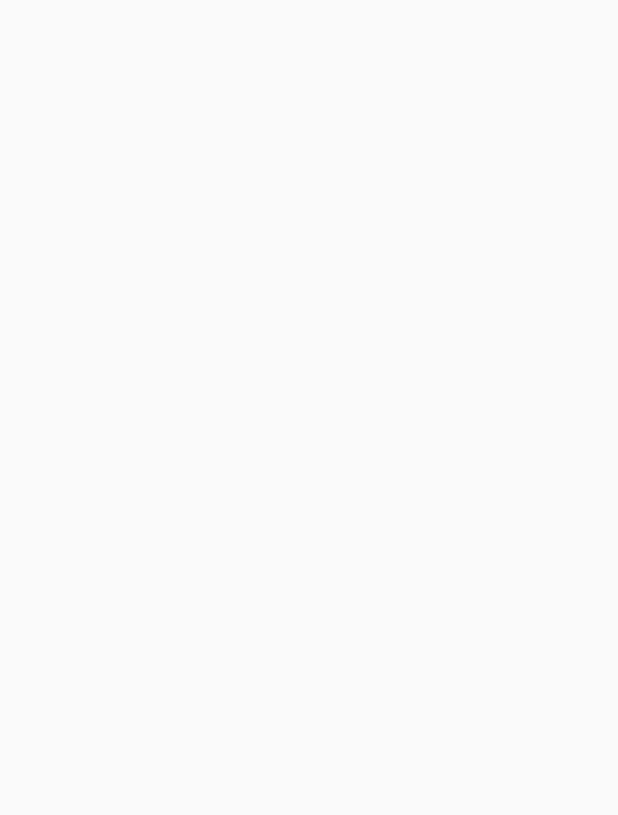
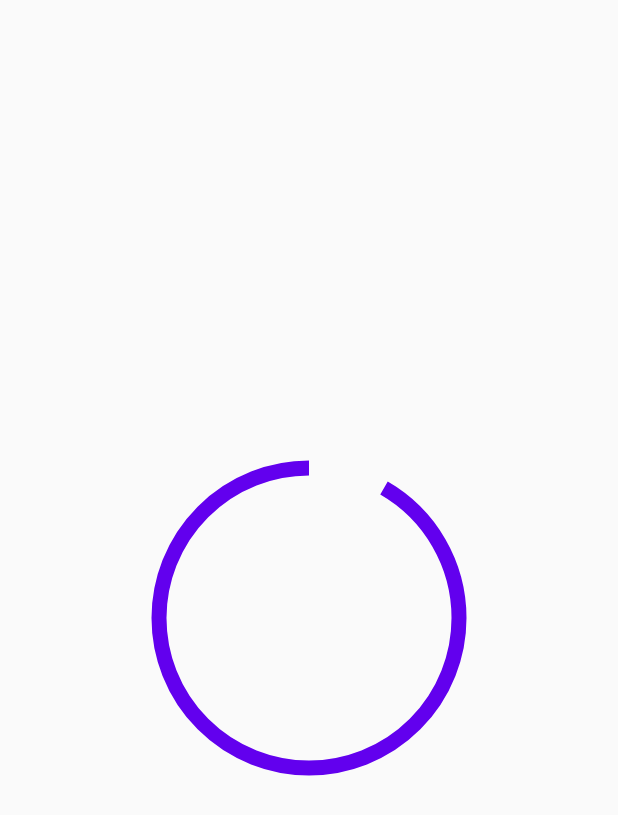
Before and after one commit to SergeiKrainyukov/TimerYT, an Android app built with Jetpack Compose: the screen it shows after launch (MainActivity), on a phone screen of 412 x 824 dp. Before the commit the part shown is empty. Shown: the top 815 px of the screen. Run offline under Robolectric (Android 15) with nearby library versions, the phone set to English and light mode, and no system bars.

Commit message:
added purple circle

```diff
--- a/app/build.gradle
+++ b/app/build.gradle
@@ -47,12 +47,12 @@ android {
 
 dependencies {
 
-    implementation 'androidx.core:core-ktx:1.7.0'
+    implementation 'androidx.core:core-ktx:1.8.0'
     implementation "androidx.compose.ui:ui:$compose_version"
     implementation "androidx.compose.material:material:$compose_version"
     implementation "androidx.compose.ui:ui-tooling-preview:$compose_version"
-    implementation 'androidx.lifecycle:lifecycle-runtime-ktx:2.3.1'
-    implementation 'androidx.activity:activity-compose:1.3.1'
+    implementation 'androidx.lifecycle:lifecycle-runtime-ktx:2.5.0'
+    implementation 'androidx.activity:activity-compose:1.5.0'
     testImplementation 'junit:junit:4.13.2'
     androidTestImplementation 'androidx.test.ext:junit:1.1.3'
     androidTestImplementation 'androidx.test.espresso:espresso-core:3.4.0'
--- a/app/src/main/java/com/example/timeryt/MainActivity.kt
+++ b/app/src/main/java/com/example/timeryt/MainActivity.kt
@@ -3,20 +3,23 @@ package com.example.timeryt
 import android.os.Bundle
 import androidx.activity.ComponentActivity
 import androidx.activity.compose.setContent
+import androidx.compose.foundation.layout.Box
 import androidx.compose.foundation.layout.fillMaxSize
-import androidx.compose.material.MaterialTheme
-import androidx.compose.material.Surface
-import androidx.compose.material.Text
-import androidx.compose.runtime.Composable
+import androidx.compose.foundation.layout.size
+import androidx.compose.ui.Alignment
 import androidx.compose.ui.Modifier
-import androidx.compose.ui.tooling.preview.Preview
-import com.example.timeryt.ui.theme.TimerYtTheme
+import androidx.compose.ui.unit.dp
 
 class MainActivity : ComponentActivity() {
     override fun onCreate(savedInstanceState: Bundle?) {
         super.onCreate(savedInstanceState)
         setContent {
-
+            Box(
+                contentAlignment = Alignment.Center,
+                modifier = Modifier.fillMaxSize()
+            ) {
+                Timer(modifier = Modifier.size(200.dp))
+            }
         }
     }
 }
--- /dev/null
+++ b/app/src/main/java/com/example/timeryt/Timer.kt
@@ -0,0 +1,45 @@
+package com.example.timeryt
+
+import androidx.compose.foundation.Canvas
+import androidx.compose.foundation.layout.Box
+import androidx.compose.foundation.layout.size
+import androidx.compose.runtime.Composable
+import androidx.compose.ui.Alignment
+import androidx.compose.ui.Modifier
+import androidx.compose.ui.geometry.Size
+import androidx.compose.ui.graphics.drawscope.Stroke
+import androidx.compose.ui.tooling.preview.Preview
+import androidx.compose.ui.unit.dp
+import com.example.timeryt.ui.theme.Purple500
+
+val TIMER_SIZE = 200.dp
+
+const val START_ANGLE = -90f
+const val SWEEP_ANGLE = -330f
+const val STROKE_WIDTH = 15f
+
+@Composable
+fun Timer(modifier: Modifier) {
+    Box(
+        modifier = modifier,
+        contentAlignment = Alignment.Center
+    ) {
+        Canvas(modifier = modifier) {
+            drawArc(
+                color = Purple500,
+                startAngle = START_ANGLE,
+                sweepAngle = SWEEP_ANGLE,
+                useCenter = false,
+                size = Size(size.width, size.height),
+                style = Stroke(width = STROKE_WIDTH)
+            )
+        }
+
+    }
+}
+
+@Preview
+@Composable
+fun Preview() {
+    Timer(modifier = Modifier.size(TIMER_SIZE))
+}
--- a/app/src/main/java/com/example/timeryt/ui/theme/Color.kt
+++ b/app/src/main/java/com/example/timeryt/ui/theme/Color.kt
@@ -2,7 +2,4 @@ package com.example.timeryt.ui.theme
 
 import androidx.compose.ui.graphics.Color
 
-val Purple200 = Color(0xFFBB86FC)
 val Purple500 = Color(0xFF6200EE)
-val Purple700 = Color(0xFF3700B3)
-val Teal200 = Color(0xFF03DAC5)
--- a/build.gradle
+++ b/build.gradle
@@ -1,12 +1,12 @@
 buildscript {
     ext {
-        compose_version = '1.1.0-beta01'
+        compose_version = '1.1.1'
     }
 }// Top-level build file where you can add configuration options common to all sub-projects/modules.
 plugins {
     id 'com.android.application' version '7.2.1' apply false
     id 'com.android.library' version '7.2.1' apply false
-    id 'org.jetbrains.kotlin.android' version '1.5.31' apply false
+    id 'org.jetbrains.kotlin.android' version '1.6.10' apply false
 }
 
 task clean(type: Delete) {
```
Also changed, not shown: app/src/main/java/com/example/timeryt/ui/theme/Shape.kt (deleted, +0 -11 lines), app/src/main/java/com/example/timeryt/ui/theme/Theme.kt (deleted, +0 -44 lines), app/src/main/java/com/example/timeryt/ui/theme/Type.kt (deleted, +0 -28 lines).
